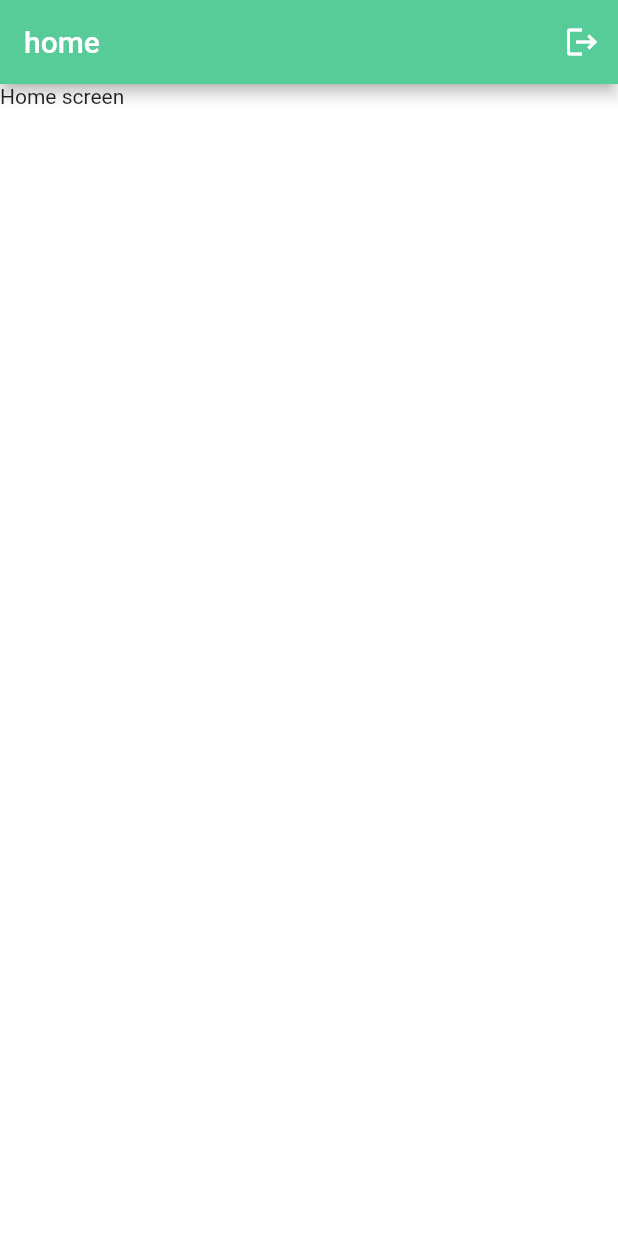
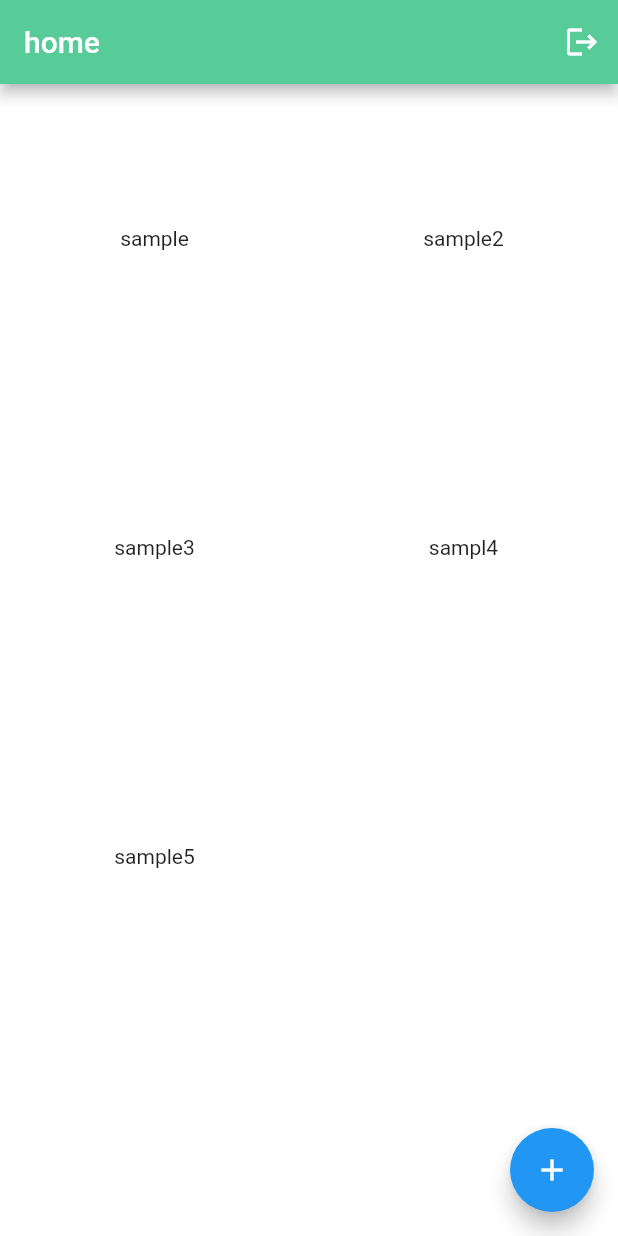
Before and after one commit to jzandag/flutter_notes_app, a Flutter app: the screen it shows once a user with an empty profile is signed in, on a phone screen of 412 x 824 dp. Run offline on Flutter 3.47's test engine with Material 2 defaults, Android fonts, the phone set to English and light mode, and no system bars; our stand-ins replace cloud_firestore, firebase_auth, firebase_core, flutter_hooks, flutter_spinkit, hooks_riverpod; accounts and stored records are empty.

Commit message:
Add sample grid display for notes

```diff
--- a/lib/screens/home/home_screen.dart
+++ b/lib/screens/home/home_screen.dart
@@ -1,5 +1,8 @@
 import 'package:flutter/material.dart';
+import 'package:flutter_notes_app/model/UserData.dart';
+import 'package:flutter_notes_app/model/note.dart';
 import 'package:flutter_notes_app/providers/general_providers.dart';
+import 'package:flutter_notes_app/screens/home/note_grid.dart';
 import 'package:hooks_riverpod/hooks_riverpod.dart';
 
 class HomeScreen extends HookConsumerWidget {
@@ -8,16 +11,44 @@ class HomeScreen extends HookConsumerWidget {
   @override
   Widget build(BuildContext context, WidgetRef ref) {
     final authControllerState = ref.read(authControllerProvider.notifier);
+    UserData usrData = sampleUserData();
 
     return Scaffold(
       appBar: AppBar(title: Text("home"), actions: [
         IconButton(
-            onPressed: () async {
-              await authControllerState.signOut();
-            },
-            icon: const Icon(Icons.logout))
+          onPressed: () async {
+            await authControllerState.signOut();
+          },
+          icon: const Icon(Icons.logout),
+        )
       ]),
-      body: Text("Home screen"),
+      body: GridView.count(
+        crossAxisCount: 2,
+        children: List.generate(usrData.data?.length ?? 0, (index) {
+          return NoteGrid(
+              note: usrData.data?[index].note ?? '', isPinned: false);
+        }),
+      ),
+      floatingActionButton: FloatingActionButton(
+        backgroundColor: Theme.of(context).primaryColor,
+        onPressed: () {
+          print('Add note btn click');
+        },
+        tooltip: 'Add Note',
+        child: const Icon(Icons.add),
+      ),
     );
   }
+
+  UserData sampleUserData() {
+    UserData usr = new UserData(uid: 'hello');
+    usr.data = [
+      Note(note: 'sample'),
+      Note(note: 'sample2'),
+      Note(note: 'sample3'),
+      Note(note: 'sampl4'),
+      Note(note: 'sample5'),
+    ];
+    return usr;
+  }
 }
--- /dev/null
+++ b/lib/screens/home/note_grid.dart
@@ -0,0 +1,16 @@
+import 'package:flutter/material.dart';
+import 'package:flutter_hooks/flutter_hooks.dart';
+
+class NoteGrid extends HookWidget {
+  final String note;
+  final bool isPinned;
+  const NoteGrid({Key? key, required this.note, required this.isPinned})
+      : super(key: key);
+
+  @override
+  Widget build(BuildContext context) {
+    return Center(
+      child: Text(note),
+    );
+  }
+}
```
